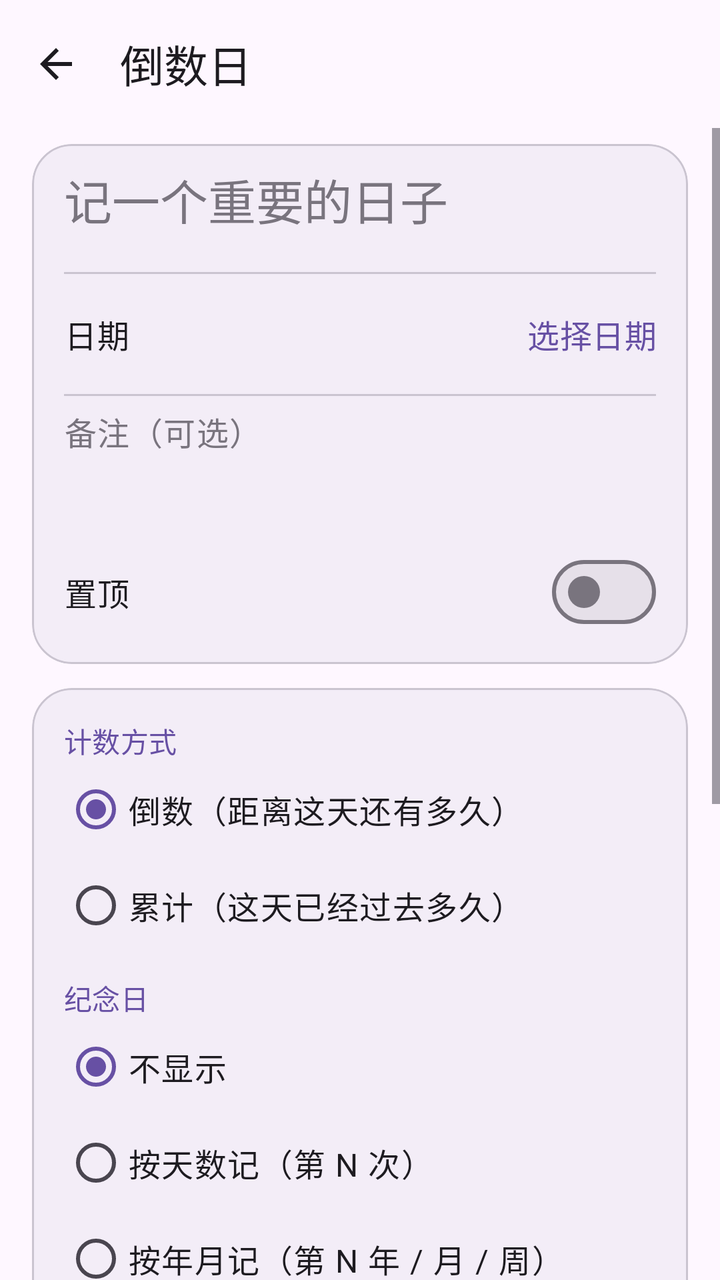
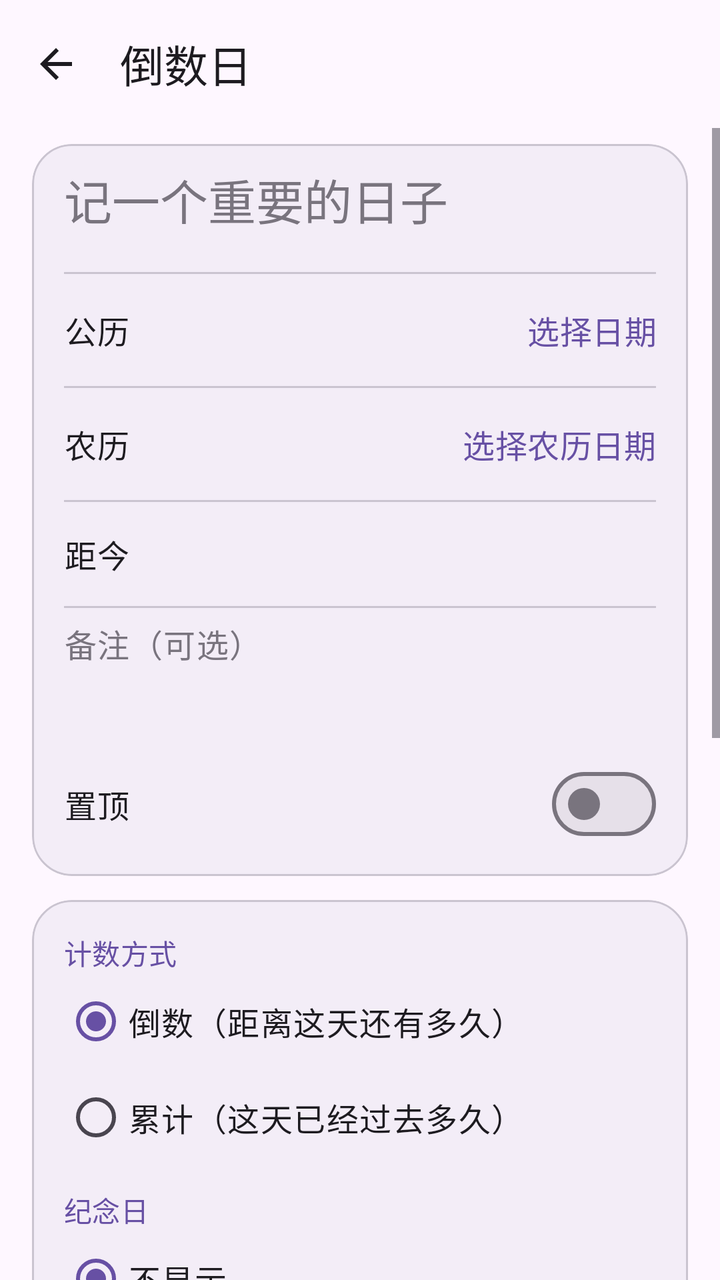

An Android layout rendered at two revisions. The XML below is the earlier revision; the diff shows what the commit changed to produce the second picture.
<!-- AndroidManifest.xml: application theme Theme.Notebook -->
<!-- res/layout/activity_countdown_edit.xml -->
<?xml version="1.0" encoding="utf-8"?>
<FrameLayout xmlns:android="http://schemas.android.com/apk/res/android"
    xmlns:app="http://schemas.android.com/apk/res-auto"
    android:id="@+id/root"
    android:layout_width="match_parent"
    android:layout_height="match_parent">

    <LinearLayout
        android:layout_width="match_parent"
        android:layout_height="match_parent"
        android:orientation="vertical">

        <com.google.android.material.appbar.MaterialToolbar
            android:id="@+id/toolbar"
            android:layout_width="match_parent"
            android:layout_height="?attr/actionBarSize"
            android:background="@android:color/transparent"
            app:navigationIcon="?attr/homeAsUpIndicator"
            app:navigationIconTint="?attr/colorOnSurface"
            app:title="倒数日"
            app:titleTextColor="?attr/colorOnSurface" />

        <ScrollView
            android:layout_width="match_parent"
            android:layout_height="0dp"
            android:layout_weight="1"
            android:clipToPadding="false"
            android:fillViewport="true">

            <LinearLayout
                android:id="@+id/content"
                android:layout_width="match_parent"
                android:layout_height="wrap_content"
                android:orientation="vertical"
                android:paddingStart="16dp"
                android:paddingTop="4dp"
                android:paddingEnd="16dp"
                android:paddingBottom="32dp">

                
                <com.google.android.material.card.MaterialCardView
                    android:id="@+id/card_basic"
                    android:layout_width="match_parent"
                    android:layout_height="wrap_content"
                    android:layout_marginTop="4dp"
                    app:cardBackgroundColor="?attr/colorSurfaceContainer"
                    app:cardCornerRadius="20dp"
                    app:cardElevation="0dp">

                    <LinearLayout
                        android:layout_width="match_parent"
                        android:layout_height="wrap_content"
                        android:orientation="vertical"
                        android:paddingStart="16dp"
                        android:paddingTop="10dp"
                        android:paddingEnd="16dp"
                        android:paddingBottom="6dp">

                        <EditText
                            android:id="@+id/et_title"
                            android:layout_width="match_parent"
                            android:layout_height="wrap_content"
                            android:background="@null"
                            android:gravity="top|start"
                            android:hint="记一个重要的日子"
                            android:inputType="textCapSentences"
                            android:maxLines="2"
                            android:minHeight="48dp"
                            android:textAppearance="?attr/textAppearanceHeadlineSmall"
                            android:textColor="?attr/colorOnSurface"
                            android:textColorHint="?attr/colorOutline"
                            android:importantForAutofill="no" />

                        <View
                            android:layout_width="match_parent"
                            android:layout_height="1dp"
                            android:layout_marginTop="6dp"
                            android:layout_marginBottom="2dp"
                            android:background="?attr/colorOutlineVariant" />

                        <LinearLayout
                            android:id="@+id/row_date"
                            android:layout_width="match_parent"
                            android:layout_height="wrap_content"
                            android:background="?attr/selectableItemBackground"
                            android:gravity="center_vertical"
                            android:minHeight="56dp"
                            android:orientation="horizontal">
                            <TextView
                                android:layout_width="0dp"
                                android:layout_height="wrap_content"
                                android:layout_weight="1"
                                android:text="日期"
                                android:textAppearance="?attr/textAppearanceBodyLarge"
                                android:textColor="?attr/colorOnSurface" />
                            <TextView
                                android:id="@+id/tv_date"
                                android:layout_width="wrap_content"
                                android:layout_height="wrap_content"
                                android:gravity="end"
                                android:maxLines="2"
                                android:text="选择日期"
                                android:textAppearance="?attr/textAppearanceTitleMedium"
                                android:textColor="?attr/colorPrimary" />
                        </LinearLayout>

                        <View
                            android:layout_width="match_parent"
                            android:layout_height="1dp"
                            android:layout_marginTop="2dp"
                            android:layout_marginBottom="6dp"
                            android:background="?attr/colorOutlineVariant" />

                        <EditText
                            android:id="@+id/et_note"
                            android:layout_width="match_parent"
                            android:layout_height="wrap_content"
                            android:background="@null"
                            android:gravity="top|start"
                            android:hint="备注（可选）"
                            android:inputType="textCapSentences|textMultiLine"
                            android:maxLines="4"
                            android:minHeight="60dp"
                            android:textAppearance="?attr/textAppearanceBodyLarge"
                            android:textColor="?attr/colorOnSurface"
                            android:textColorHint="?attr/colorOutline"
                            android:importantForAutofill="no" />

                        <com.google.android.material.materialswitch.MaterialSwitch
                            android:id="@+id/sw_pinned"
                            android:layout_width="match_parent"
                            android:layout_height="wrap_content"
                            android:layout_marginTop="8dp"
                            android:layout_marginBottom="6dp"
                            android:text="置顶"
                            android:textAppearance="?attr/textAppearanceBodyLarge" />
                    </LinearLayout>
                </com.google.android.material.card.MaterialCardView>

                
                <com.google.android.material.card.MaterialCardView
                    android:id="@+id/card_rule"
                    android:layout_width="match_parent"
                    android:layout_height="wrap_content"
                    android:layout_marginTop="12dp"
                    app:cardBackgroundColor="?attr/colorSurfaceContainer"
                    app:cardCornerRadius="20dp"
                    app:cardElevation="0dp">

                    <LinearLayout
                        android:layout_width="match_parent"
                        android:layout_height="wrap_content"
                        android:orientation="vertical"
                        android:paddingStart="16dp"
                        android:paddingTop="4dp"
                        android:paddingEnd="16dp"
                        android:paddingBottom="8dp">

                        <TextView
                            android:layout_width="match_parent"
                            android:layout_height="wrap_content"
                            android:layout_marginTop="12dp"
                            android:text="计数方式"
                            android:textAppearance="?attr/textAppearanceLabelLarge"
                            android:textColor="?attr/colorPrimary" />

                        <RadioGroup
                            android:id="@+id/rg_mode"
                            android:layout_width="match_parent"
                            android:layout_height="wrap_content"
                            android:orientation="vertical">
                            <com.google.android.material.radiobutton.MaterialRadioButton
                                android:id="@+id/rb_down"
                                android:layout_width="match_parent"
                                android:layout_height="wrap_content"
                                android:checked="true"
                                android:text="倒数（距离这天还有多久）"
                                android:textAppearance="?attr/textAppearanceBodyLarge" />
                            <com.google.android.material.radiobutton.MaterialRadioButton
                                android:id="@+id/rb_up"
                                android:layout_width="match_parent"
                                android:layout_height="wrap_content"
                                android:text="累计（这天已经过去多久）"
                                android:textAppearance="?attr/textAppearanceBodyLarge" />
                        </RadioGroup>

                        <TextView
                            android:id="@+id/label_anniv"
                            android:layout_width="match_parent"
                            android:layout_height="wrap_content"
                            android:layout_marginTop="12dp"
                            android:text="纪念日"
                            android:textAppearance="?attr/textAppearanceLabelLarge"
                            android:textColor="?attr/colorPrimary" />

                        <RadioGroup
                            android:id="@+id/rg_anniv"
                            android:layout_width="match_parent"
                            android:layout_height="wrap_content"
                            android:orientation="vertical">
                            <com.google.android.material.radiobutton.MaterialRadioButton
                                android:id="@+id/rb_anniv_none"
                                android:layout_width="match_parent"
                                android:layout_height="wrap_content"
                                android:checked="true"
                                android:text="不显示"
                                android:textAppearance="?attr/textAppearanceBodyLarge" />
                            <com.google.android.material.radiobutton.MaterialRadioButton
                                android:id="@+id/rb_anniv_days"
                                android:layout_width="match_parent"
                                android:layout_height="wrap_content"
                                android:text="按天数记（第 N 次）"
                                android:textAppearance="?attr/textAppearanceBodyLarge" />
                            <com.google.android.material.radiobutton.MaterialRadioButton
                                android:id="@+id/rb_anniv_calendar"
                                android:layout_width="match_parent"
                                android:layout_height="wrap_content"
                                android:text="按年月记（第 N 年 / 月 / 周）"
                                android:textAppearance="?attr/textAppearanceBodyLarge" />
                        </RadioGroup>

                        <LinearLayout
                            android:id="@+id/group_custom_days"
                            android:layout_width="match_parent"
                            android:layout_height="wrap_content"
                            android:gravity="center_vertical"
                            android:orientation="horizontal"
                            android:visibility="gone">
                            <TextView
                                android:layout_width="0dp"
                                android:layout_height="wrap_content"
                                android:layout_weight="1"
                                android:text="间隔天数"
                                android:textAppearance="?attr/textAppearanceBodyLarge"
                                android:textColor="?attr/colorOnSurface" />
                            <EditText
                                android:id="@+id/et_custom_days"
                                android:layout_width="96dp"
                                android:layout_height="wrap_content"
                                android:gravity="end"
                                android:hint="100"
                                android:inputType="number"
                                android:maxLength="5"
                                android:textAppearance="?attr/textAppearanceTitleMedium"
                                android:textColor="?attr/colorOnSurface"
                                android:textColorHint="?attr/colorOutline"
                                android:importantForAutofill="no" />
                        </LinearLayout>

                        <EditText
                            android:id="@+id/et_anniv_message"
                            android:layout_width="match_parent"
                            android:layout_height="wrap_content"
                            android:layout_marginTop="4dp"
                            android:hint="自定义文案（可选，留空自动生成）"
                            android:inputType="textCapSentences"
                            android:maxLines="2"
                            android:minHeight="48dp"
                            android:textAppearance="?attr/textAppearanceBodyMedium"
                            android:textColor="?attr/colorOnSurface"
                            android:textColorHint="?attr/colorOutline"
                            android:importantForAutofill="no" />

                        <TextView
                            android:id="@+id/label_repeat"
                            android:layout_width="match_parent"
                            android:layout_height="wrap_content"
                            android:layout_marginTop="12dp"
                            android:text="重复"
                            android:textAppearance="?attr/textAppearanceLabelLarge"
                            android:textColor="?attr/colorPrimary" />

                        <RadioGroup
                            android:id="@+id/rg_repeat"
                            android:layout_width="match_parent"
                            android:layout_height="wrap_content"
                            android:orientation="vertical">
                            <com.google.android.material.radiobutton.MaterialRadioButton
                                android:id="@+id/rb_repeat_none"
                                android:layout_width="match_parent"
                                android:layout_height="wrap_content"
                                android:checked="true"
                                android:text="不重复"
                                android:textAppearance="?attr/textAppearanceBodyLarge" />
                            <com.google.android.material.radiobutton.MaterialRadioButton
                                android:id="@+id/rb_repeat_yearly"
                                android:layout_width="match_parent"
                                android:layout_height="wrap_content"
                                android:text="每年"
                                android:textAppearance="?attr/textAppearanceBodyLarge" />
                            <com.google.android.material.radiobutton.MaterialRadioButton
                                android:id="@+id/rb_repeat_monthly"
                                android:layout_width="match_parent"
                                android:layout_height="wrap_content"
                                android:text="每月"
                                android:textAppearance="?attr/textAppearanceBodyLarge" />
                            <com.google.android.material.radiobutton.MaterialRadioButton
                                android:id="@+id/rb_repeat_weekly"
                                android:layout_width="match_parent"
                                android:layout_height="wrap_content"
                                android:text="每周"
                                android:textAppearance="?attr/textAppearanceBodyLarge" />
                        </RadioGroup>
                    </LinearLayout>
                </com.google.android.material.card.MaterialCardView>

                
                <com.google.android.material.card.MaterialCardView
                    android:id="@+id/card_bg"
                    android:layout_width="match_parent"
                    android:layout_height="wrap_content"
                    android:layout_marginTop="12dp"
                    app:cardBackgroundColor="?attr/colorSurfaceContainer"
                    app:cardCornerRadius="20dp"
                    app:cardElevation="0dp">

                    <LinearLayout
                        android:id="@+id/row_bg"
                        android:layout_width="match_parent"
                        android:layout_height="wrap_content"
                        android:background="?attr/selectableItemBackground"
                        android:gravity="center_vertical"
                        android:minHeight="64dp"
                        android:orientation="horizontal"
                        android:paddingStart="16dp"
                        android:paddingEnd="16dp">
                        <TextView
                            android:layout_width="0dp"
                            android:layout_height="wrap_content"
                            android:layout_weight="1"
                            android:text="背景图片"
                            android:textAppearance="?attr/textAppearanceBodyLarge"
                            android:textColor="?attr/colorOnSurface" />
                        <ImageView
                            android:id="@+id/iv_bg_preview"
                            android:layout_width="44dp"
                            android:layout_height="44dp"
                            android:layout_marginEnd="8dp"
                            android:background="?attr/colorSurfaceVariant"
                            android:contentDescription="背景预览"
                            android:scaleType="centerCrop"
                            android:visibility="gone" />
                        <TextView
                            android:id="@+id/tv_bg_clear"
                            android:layout_width="wrap_content"
                            android:layout_height="wrap_content"
                            android:paddingStart="4dp"
                            android:paddingEnd="12dp"
                            android:text="移除"
                            android:textAppearance="?attr/textAppearanceBodyMedium"
                            android:textColor="?attr/colorOutline"
                            android:visibility="gone" />
                        <TextView
                            android:id="@+id/tv_bg_hint"
                            android:layout_width="wrap_content"
                            android:layout_height="wrap_content"
                            android:text="选择"
                            android:textAppearance="?attr/textAppearanceBodyMedium"
                            android:textColor="?attr/colorPrimary" />
                    </LinearLayout>
                </com.google.android.material.card.MaterialCardView>

                <TextView
                    android:id="@+id/tv_created"
                    android:layout_width="match_parent"
                    android:layout_height="wrap_content"
                    android:layout_marginTop="20dp"
                    android:gravity="center"
                    android:textAppearance="?attr/textAppearanceLabelMedium"
                    android:textColor="?attr/colorOutline"
                    android:visibility="gone" />
            </LinearLayout>
        </ScrollView>
    </LinearLayout>
</FrameLayout>
<!-- resources referenced by this layout -->
<resources>
  <style name="Theme.Notebook" parent="Theme.Material3.DayNight.NoActionBar">
          <item name="colorPrimary">@color/md_primary</item>
          <item name="colorOnPrimary">@color/md_on_primary</item>
          <item name="colorPrimaryContainer">@color/md_primary_container</item>
          <item name="colorOnPrimaryContainer">@color/md_on_primary_container</item>
          <item name="colorSecondary">@color/md_secondary</item>
          <item name="android:colorBackground">@color/md_surface</item>
          <item name="colorSurface">@color/md_surface</item>
          <item name="colorSurfaceContainer">@color/md_surface_container</item>
          <item name="colorSurfaceContainerHigh">@color/md_surface_container_high</item>
          <item name="colorOnSurface">@color/md_on_surface</item>
          <item name="colorOnSurfaceVariant">@color/md_on_surface_variant</item>
          <item name="colorOutline">@color/md_outline</item>
          <item name="android:statusBarColor">@android:color/transparent</item>
          <item name="android:navigationBarColor">@android:color/transparent</item>
          <item name="android:windowLayoutInDisplayCutoutMode">shortEdges</item>
          <item name="android:windowDrawsSystemBarBackgrounds">true</item>
          <item name="android:windowLightStatusBar">true</item>
      </style>
  <color name="md_primary">#6750A4</color>
  <color name="md_on_primary">#FFFFFF</color>
  <color name="md_primary_container">#EADDFF</color>
  <color name="md_on_primary_container">#21005D</color>
  <color name="md_secondary">#625B71</color>
  <color name="md_surface">#FEF7FF</color>
  <color name="md_surface_container">#F3EDF7</color>
  <color name="md_surface_container_high">#ECE6F0</color>
  <color name="md_on_surface">#1D1B20</color>
  <color name="md_on_surface_variant">#49454F</color>
  <color name="md_outline">#79747E</color>
</resources>

<!-- the commit's change to res/layout/activity_countdown_edit.xml (unified diff, before → after) -->
@@ -84,13 +84,13 @@
                             android:layout_height="wrap_content"
                             android:background="?attr/selectableItemBackground"
                             android:gravity="center_vertical"
-                            android:minHeight="56dp"
+                            android:minHeight="52dp"
                             android:orientation="horizontal">
                             <TextView
                                 android:layout_width="0dp"
                                 android:layout_height="wrap_content"
                                 android:layout_weight="1"
-                                android:text="日期"
+                                android:text="公历"
                                 android:textAppearance="?attr/textAppearanceBodyLarge"
                                 android:textColor="?attr/colorOnSurface" />
                             <TextView
@@ -98,10 +98,74 @@
                                 android:layout_width="wrap_content"
                                 android:layout_height="wrap_content"
                                 android:gravity="end"
-                                android:maxLines="2"
+                                android:maxLines="1"
                                 android:text="选择日期"
                                 android:textAppearance="?attr/textAppearanceTitleMedium"
                                 android:textColor="?attr/colorPrimary" />
+                        </LinearLayout>
+
+                        <View
+                            android:layout_width="match_parent"
+                            android:layout_height="1dp"
+                            android:layout_marginTop="2dp"
+                            android:layout_marginBottom="2dp"
+                            android:background="?attr/colorOutlineVariant" />
+
+                        <LinearLayout
+                            android:id="@+id/row_lunar"
+                            android:layout_width="match_parent"
+                            android:layout_height="wrap_content"
+                            android:background="?attr/selectableItemBackground"
+                            android:gravity="center_vertical"
+                            android:minHeight="52dp"
+                            android:orientation="horizontal">
+                            <TextView
+                                android:layout_width="0dp"
+                                android:layout_height="wrap_content"
+                                android:layout_weight="1"
+                                android:text="农历"
+                                android:textAppearance="?attr/textAppearanceBodyLarge"
+                                android:textColor="?attr/colorOnSurface" />
+                            <TextView
+                                android:id="@+id/tv_lunar"
+                                android:layout_width="wrap_content"
+                                android:layout_height="wrap_content"
+                                android:gravity="end"
+                                android:maxLines="1"
+                                android:text="选择农历日期"
+                                android:textAppearance="?attr/textAppearanceTitleMedium"
+                                android:textColor="?attr/colorPrimary" />
+                        </LinearLayout>
+
+                        <View
+                            android:layout_width="match_parent"
+                            android:layout_height="1dp"
+                            android:layout_marginTop="2dp"
+                            android:layout_marginBottom="2dp"
+                            android:background="?attr/colorOutlineVariant" />
+
+                        <LinearLayout
+                            android:id="@+id/row_days"
+                            android:layout_width="match_parent"
+                            android:layout_height="wrap_content"
+                            android:gravity="center_vertical"
+                            android:minHeight="48dp"
+                            android:orientation="horizontal">
+                            <TextView
+                                android:layout_width="0dp"
+                                android:layout_height="wrap_content"
+                                android:layout_weight="1"
+                                android:text="距今"
+                                android:textAppearance="?attr/textAppearanceBodyLarge"
+                                android:textColor="?attr/colorOnSurface" />
+                            <TextView
+                                android:id="@+id/tv_elapsed"
+                                android:layout_width="wrap_content"
+                                android:layout_height="wrap_content"
+                                android:gravity="end"
+                                android:maxLines="1"
+                                android:textAppearance="?attr/textAppearanceTitleMedium"
+                                android:textColor="?attr/colorOnSurfaceVariant" />
                         </LinearLayout>
 
                         <View
